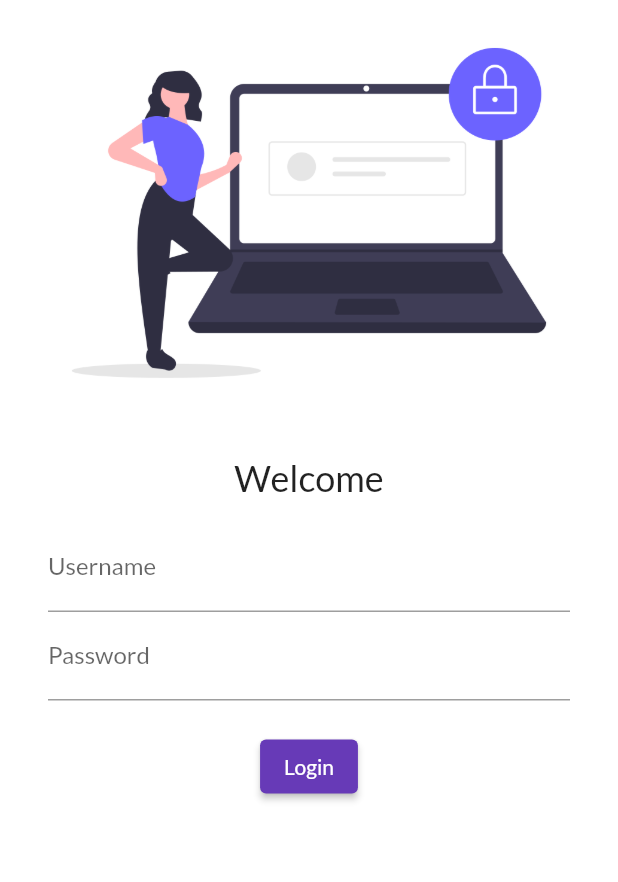
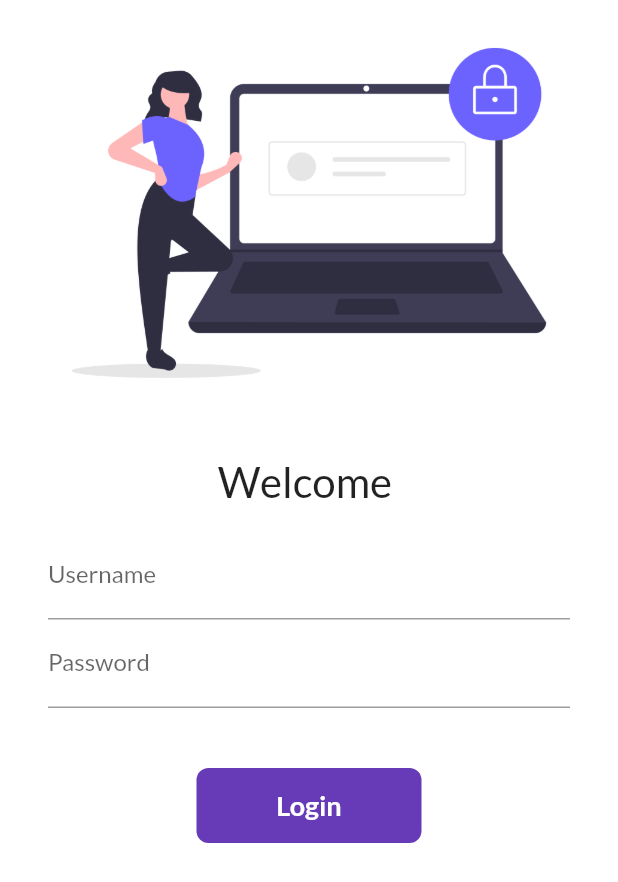
Before and after one commit to officialYogesh/flutter_catalog, a Flutter app: the screen it shows after launch, on a phone screen of 412 x 824 dp. Shown: the top 882 px of the screen. Run offline on Flutter 3.47's test engine with Material 2 defaults, Android fonts, the phone set to English and light mode, and no system bars; our stand-ins replace google_fonts.

Commit message:
Basic routing, button and animation

```diff
--- a/lib/main.dart
+++ b/lib/main.dart
@@ -1,6 +1,8 @@
 import 'package:flutter/material.dart';
 
 import 'package:google_fonts/google_fonts.dart';
+
+import 'package:flutter_catalog/utils/routs.dart';
 
 import 'package:flutter_catalog/screens/homeScreen.dart';
 import 'package:flutter_catalog/screens/loginScreen.dart';
@@ -26,8 +28,8 @@ class MyApp extends StatelessWidget {
       initialRoute: "/",
       routes: {
         "/": (contex) => LoginScreen(),
-        "/home": (contex) => HomeScreen(),
-        "/login": (contex) => LoginScreen(),
+        MyRoutes.homeRoute: (contex) => HomeScreen(),
+        MyRoutes.loginRoute: (contex) => LoginScreen(),
       },
     );
   }
--- a/lib/screens/loginScreen.dart
+++ b/lib/screens/loginScreen.dart
@@ -1,7 +1,16 @@
 import 'package:flutter/material.dart';
+import 'package:flutter_catalog/utils/routs.dart';
 
-class LoginScreen extends StatelessWidget {
+class LoginScreen extends StatefulWidget {
   const LoginScreen({Key? key}) : super(key: key);
+
+  @override
+  _LoginScreenState createState() => _LoginScreenState();
+}
+
+class _LoginScreenState extends State<LoginScreen> {
+  String name = "";
+  bool changeButton = false;
 
   @override
   Widget build(BuildContext context) {
@@ -14,6 +23,7 @@ class LoginScreen extends StatelessWidget {
       //         fontSize: 20, fontWeight: FontWeight.bold, color: Colors.blue),
       //   ),
       // ),
+      child: SingleChildScrollView(
         child: Column(
           children: [
             Image.asset(
@@ -24,8 +34,8 @@ class LoginScreen extends StatelessWidget {
               height: 20.0,
             ),
             Text(
-            "Welcome",
-            style: TextStyle(fontSize: 24),
+              "Welcome $name",
+              style: TextStyle(fontSize: 28),
             ),
             Padding(
               padding:
@@ -35,6 +45,10 @@ class LoginScreen extends StatelessWidget {
                   TextFormField(
                     decoration: InputDecoration(
                         hintText: "Enter username", labelText: "Username"),
+                    onChanged: (value) {
+                      name = value;
+                      setState(() {});
+                    },
                   ),
                   TextFormField(
                     obscureText: true,
@@ -42,18 +56,51 @@ class LoginScreen extends StatelessWidget {
                         hintText: "Enter password", labelText: "Password"),
                   ),
                   SizedBox(
-                  height: 20.0,
+                    height: 40.0,
                   ),
-                ElevatedButton(
-                    onPressed: () {
-                      print("Hello, Stark!");
+                  InkWell(
+                    onTap: () async {
+                      setState(() {
+                        changeButton = true;
+                      });
+                      await Future.delayed(Duration(seconds: 1));
+                      Navigator.pushNamed(context, MyRoutes.homeRoute);
                     },
-                    child: Text("Login"))
+                    child: AnimatedContainer(
+                      duration: Duration(seconds: 1),
+                      width: changeButton ? 50 : 150,
+                      height: 50,
+                      alignment: Alignment.center,
+                      child: changeButton
+                          ? Icon(Icons.done, color: Colors.white)
+                          : Text(
+                              "Login",
+                              style: TextStyle(
+                                  color: Colors.white,
+                                  fontWeight: FontWeight.bold,
+                                  fontSize: 18),
+                            ),
+                      decoration: BoxDecoration(
+                          color: Colors.deepPurple,
+                          // shape:
+                          //     changeButton ? BoxShape.circle : BoxShape.rectangle,
+                          borderRadius:
+                              BorderRadius.circular(changeButton ? 50 : 8)),
+                    ),
+                  )
+                  // ElevatedButton(
+                  //   onPressed: () {
+                  //     Navigator.pushNamed(context, MyRoutes.homeRoute);
+                  //   },
+                  //   child: Text("Login"),
+                  //   style: TextButton.styleFrom(minimumSize: Size(150, 40)),
+                  // )
                 ],
               ),
             )
           ],
         ),
+      ),
     );
   }
 }
--- /dev/null
+++ b/lib/utils/routs.dart
@@ -0,0 +1,4 @@
+class MyRoutes {
+  static String loginRoute = "/login";
+  static String homeRoute = "/home";
+}
```
Lines whose indentation alone changed are shown as unchanged.
